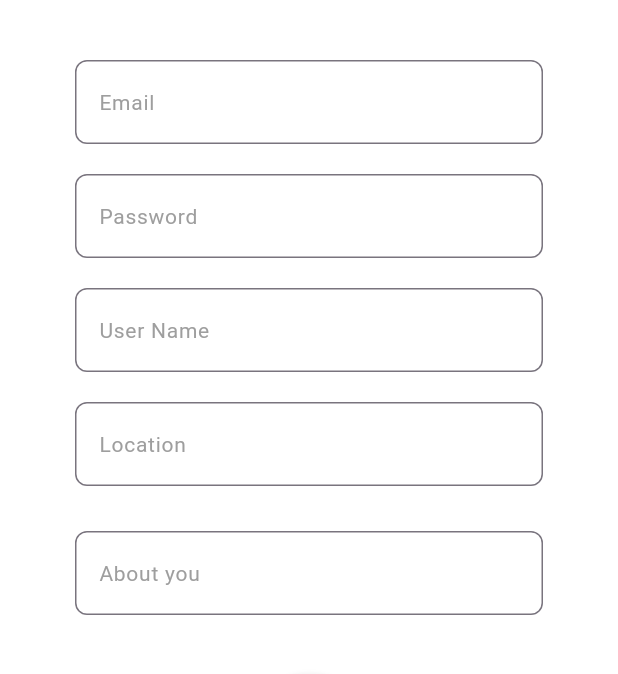
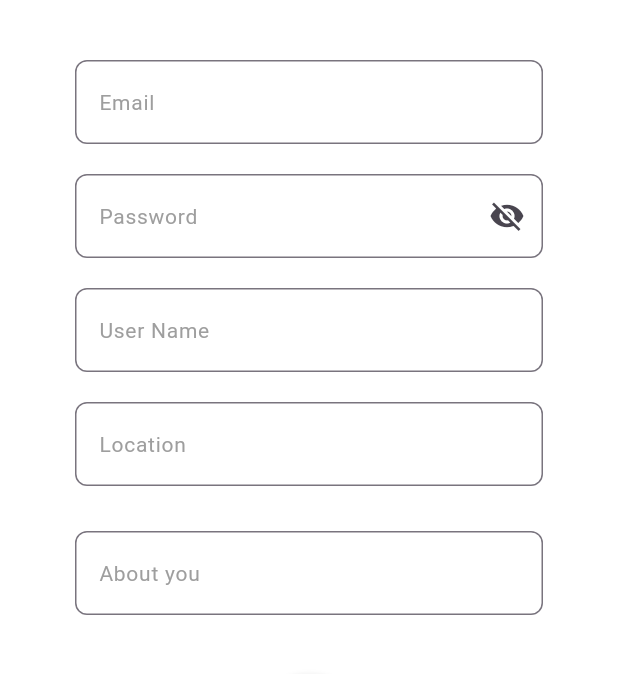
Before and after one commit to CraigAT1181/agrarian_flutter_firebase, a Flutter app: the screen it shows after launch, after a tap on "Sign in", after a tap on "Guest", after a tap on "Register", on a phone screen of 412 x 824 dp, the part 84-758 px from its top. Run offline on Flutter 3.47's test engine with Material 3 defaults, Android fonts, the light colour scheme and no system bars; our stand-ins replace cloud_firestore, firebase_auth, firebase_core, flutter_spinkit, image_picker; accounts and stored records are empty; network calls fail.

Commit message:
Added password visbility buttons on password text field of both sign in and register.

```diff
--- a/lib/screens/authenticate/register.dart
+++ b/lib/screens/authenticate/register.dart
@@ -22,6 +22,8 @@ class _RegisterState extends State<Register> {
   final _formKey = GlobalKey<FormState>();
 
   final TextEditingController _locationController = TextEditingController();
+
+  bool _isPasswordVisible = false;
 
   List<String> _suggestions = [];
 
@@ -112,6 +114,15 @@ class _RegisterState extends State<Register> {
                         ),
                         TextFormField(
                           decoration: textInputDecoration.copyWith(
+                              suffixIcon: IconButton(
+                                  onPressed: () {
+                                    setState(() {
+                                      _isPasswordVisible = !_isPasswordVisible;
+                                    });
+                                  },
+                                  icon: Icon(_isPasswordVisible
+                                      ? Icons.visibility
+                                      : Icons.visibility_off)),
                               hintText: 'Password',
                               hintStyle: TextStyle(
                                   fontSize: 14.0, color: Colors.grey[500])),
@@ -119,7 +130,7 @@ class _RegisterState extends State<Register> {
                                   value.length < 6
                               ? 'Please ensure password is at least 6 characters long.'
                               : null,
-                          obscureText: true,
+                          obscureText: !_isPasswordVisible,
                           onChanged: (val) {
                             setState(() => password = val);
                           },
--- a/lib/screens/authenticate/sign_in.dart
+++ b/lib/screens/authenticate/sign_in.dart
@@ -20,9 +20,9 @@ class _SignInState extends State<SignIn> {
 
   String email = '';
   String password = '';
-
   String error = '';
   bool loading = false;
+  bool _isPasswordVisible = false;
 
   @override
   Widget build(BuildContext context) {
@@ -70,13 +70,22 @@ class _SignInState extends State<SignIn> {
                       ),
                       TextFormField(
                         decoration: textInputDecoration.copyWith(
+                            suffixIcon: IconButton(
+                                onPressed: () {
+                                  setState(() {
+                                    _isPasswordVisible = !_isPasswordVisible;
+                                  });
+                                },
+                                icon: Icon(_isPasswordVisible
+                                    ? Icons.visibility
+                                    : Icons.visibility_off)),
                             hintText: 'Password',
                             hintStyle: TextStyle(
                                 fontSize: 14.0, color: Colors.grey[500])),
                         validator: (value) => value == null || value.length < 6
                             ? 'Please ensure password is at least 6 characters long.'
                             : null,
-                        obscureText: true,
+                        obscureText: !_isPasswordVisible,
                         onChanged: (val) {
                           setState(() => password = val);
                         },
```
Also changed, not shown: lib/screens/home/home.dart (+4 -4 lines).
